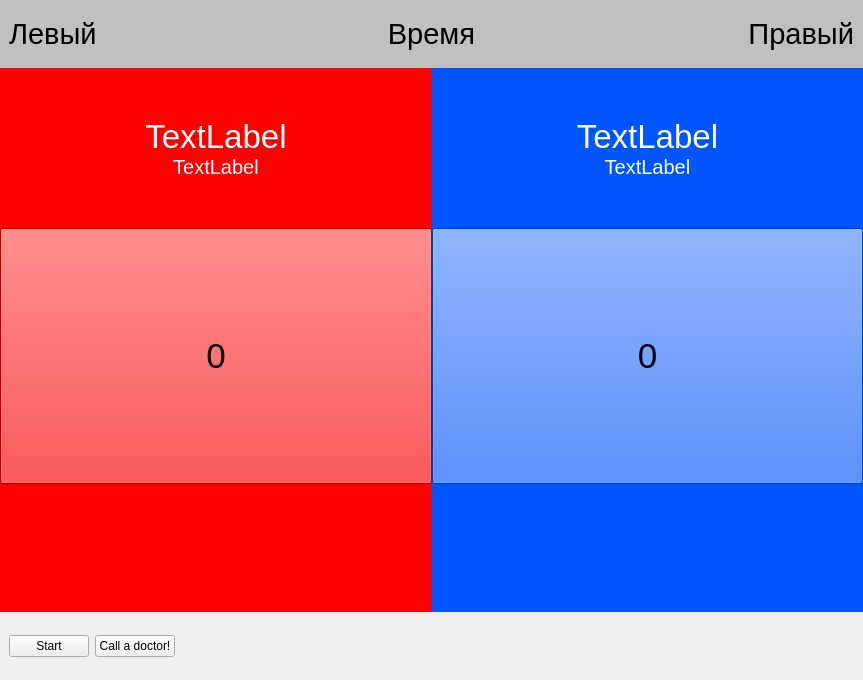
Before: the Qt Designer form PointFighting/fighting_table.ui in BarsukAlexey/xelarogi, drawn with Qt 5.
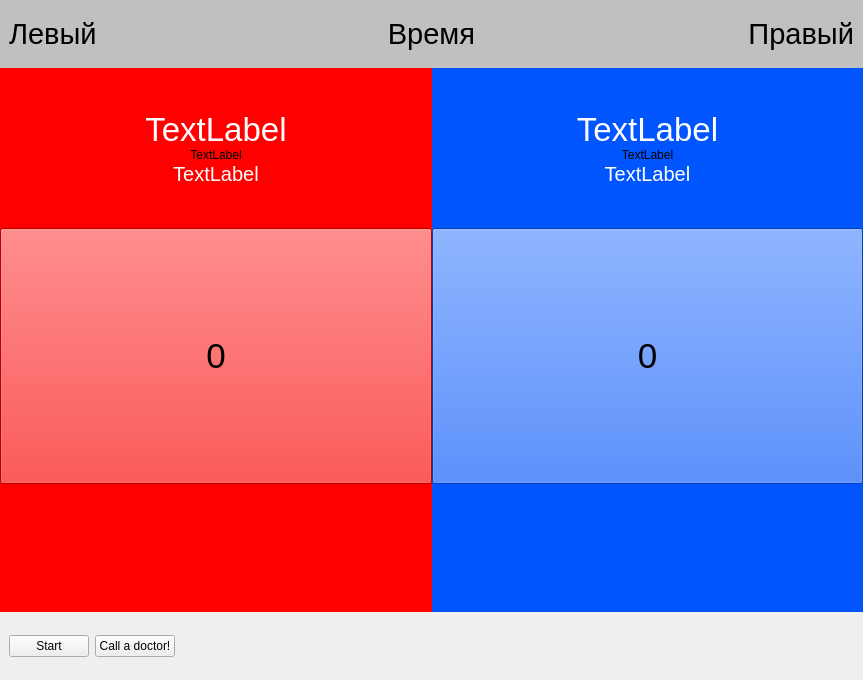
After: the same form once the commit is applied.

Patch:
```diff
--- a/PointFighting/fighting_table.ui
+++ b/PointFighting/fighting_table.ui
@@ -75,7 +75,7 @@
      <property name="styleSheet">
       <string notr="true">background-color: rgb(0, 85, 255);</string>
      </property>
-     <layout class="QGridLayout" name="gridLayout_3" rowstretch="0,0,0,0,0,0">
+     <layout class="QGridLayout" name="gridLayout_3" rowstretch="0,0,0,0,0,0,0">
       <property name="leftMargin">
        <number>0</number>
       </property>
@@ -91,54 +91,7 @@
       <property name="spacing">
        <number>0</number>
       </property>
-      <item row="4" column="0">
-       <widget class="QPushButton" name="pushButtonPointRight">
-        <property name="minimumSize">
-         <size>
-          <width>0</width>
-          <height>256</height>
-         </size>
-        </property>
-        <property name="font">
-         <font>
-          <pointsize>26</pointsize>
-         </font>
-        </property>
-        <property name="text">
-         <string>0</string>
-        </property>
-        <property name="checkable">
-         <bool>false</bool>
-        </property>
-       </widget>
-      </item>
-      <item row="0" column="0">
-       <spacer name="verticalSpacer_2">
-        <property name="orientation">
-         <enum>Qt::Vertical</enum>
-        </property>
-        <property name="sizeHint" stdset="0">
-         <size>
-          <width>20</width>
-          <height>10</height>
-         </size>
-        </property>
-       </spacer>
-      </item>
-      <item row="5" column="0">
-       <spacer name="verticalSpacer">
-        <property name="orientation">
-         <enum>Qt::Vertical</enum>
-        </property>
-        <property name="sizeHint" stdset="0">
-         <size>
-          <width>20</width>
-          <height>128</height>
-         </size>
-        </property>
-       </spacer>
-      </item>
-      <item row="2" column="0">
+      <item row="3" column="0">
        <widget class="QLabel" name="labelRegion_right">
         <property name="font">
          <font>
@@ -156,6 +109,19 @@
         </property>
        </widget>
       </item>
+      <item row="0" column="0">
+       <spacer name="verticalSpacer_2">
+        <property name="orientation">
+         <enum>Qt::Vertical</enum>
+        </property>
+        <property name="sizeHint" stdset="0">
+         <size>
+          <width>20</width>
+          <height>10</height>
+         </size>
+        </property>
+       </spacer>
+      </item>
       <item row="1" column="0">
        <widget class="QLabel" name="labelFIO_right">
         <property name="palette">
@@ -346,7 +312,7 @@
         </property>
        </widget>
       </item>
-      <item row="3" column="0">
+      <item row="4" column="0">
        <spacer name="verticalSpacer_3">
         <property name="orientation">
          <enum>Qt::Vertical</enum>
@@ -359,6 +325,50 @@
         </property>
        </spacer>
       </item>
+      <item row="6" column="0">
+       <spacer name="verticalSpacer">
+        <property name="orientation">
+         <enum>Qt::Vertical</enum>
+        </property>
+        <property name="sizeHint" stdset="0">
+         <size>
+          <width>20</width>
+          <height>128</height>
+         </size>
+        </property>
+       </spacer>
+      </item>
+      <item row="5" column="0">
+       <widget class="QPushButton" name="pushButtonPointRight">
+        <property name="minimumSize">
+         <size>
+          <width>0</width>
+          <height>256</height>
+         </size>
+        </property>
+        <property name="font">
+         <font>
+          <pointsize>26</pointsize>
+         </font>
+        </property>
+        <property name="text">
+         <string>0</string>
+        </property>
+        <property name="checkable">
+         <bool>false</bool>
+        </property>
+       </widget>
+      </item>
+      <item row="2" column="0">
+       <widget class="QLabel" name="labelRightFlag">
+        <property name="text">
+         <string>TextLabel</string>
+        </property>
+        <property name="alignment">
+         <set>Qt::AlignCenter</set>
+        </property>
+       </widget>
+      </item>
      </layout>
     </widget>
    </item>
@@ -418,7 +428,7 @@
      <property name="styleSheet">
       <string notr="true">background-color: rgb(255, 0, 0);</string>
      </property>
-     <layout class="QGridLayout" name="gridLayout_4" rowstretch="0,0,0,0,0,0">
+     <layout class="QGridLayout" name="gridLayout_4" rowstretch="0,0,0,0,0,0,0">
       <property name="leftMargin">
        <number>0</number>
       </property>
@@ -434,7 +444,17 @@
       <property name="spacing">
        <number>0</number>
       </property>
-      <item row="5" column="0">
+      <item row="2" column="0">
+       <widget class="QLabel" name="labelLeftFlag">
+        <property name="text">
+         <string>TextLabel</string>
+        </property>
+        <property name="alignment">
+         <set>Qt::AlignCenter</set>
+        </property>
+       </widget>
+      </item>
+      <item row="6" column="0">
        <spacer name="verticalSpacer_6">
         <property name="orientation">
          <enum>Qt::Vertical</enum>
@@ -450,38 +470,7 @@
         </property>
        </spacer>
       </item>
-      <item row="0" column="0">
-       <spacer name="verticalSpacer_4">
-        <property name="orientation">
-         <enum>Qt::Vertical</enum>
-        </property>
-        <property name="sizeHint" stdset="0">
-         <size>
-          <width>20</width>
-          <height>10</height>
-         </size>
-        </property>
-       </spacer>
-      </item>
-      <item row="2" column="0">
-       <widget class="QLabel" name="labelRegion_left">
-        <property name="font">
-         <font>
-          <pointsize>15</pointsize>
-         </font>
-        </property>
-        <property name="styleSheet">
-         <string notr="true">color: rgb(255, 255, 255);</string>
-        </property>
-        <property name="text">
-         <string>TextLabel</string>
-        </property>
-        <property name="alignment">
-         <set>Qt::AlignCenter</set>
-        </property>
-       </widget>
-      </item>
-      <item row="4" column="0">
+      <item row="5" column="0">
        <widget class="QPushButton" name="pushButtonPointLeft">
         <property name="minimumSize">
          <size>
@@ -508,197 +497,20 @@
         </property>
        </widget>
       </item>
-      <item row="1" column="0">
-       <widget class="QLabel" name="labelFIO_left">
-        <property name="palette">
-         <palette>
-          <active>
-           <colorrole role="WindowText">
-            <brush brushstyle="SolidPattern">
-             <color alpha="255">
-              <red>255</red>
-              <green>255</green>
-              <blue>255</blue>
-             </color>
-            </brush>
-           </colorrole>
-           <colorrole role="Button">
-            <brush brushstyle="SolidPattern">
-             <color alpha="255">
-              <red>255</red>
-              <green>0</green>
-              <blue>0</blue>
-             </color>
-            </brush>
-           </colorrole>
-           <colorrole role="Text">
-            <brush brushstyle="SolidPattern">
-             <color alpha="255">
-              <red>255</red>
-              <green>255</green>
-              <blue>255</blue>
-             </color>
-            </brush>
-           </colorrole>
-           <colorrole role="ButtonText">
-            <brush brushstyle="SolidPattern">
-             <color alpha="255">
-              <red>255</red>
-              <green>255</green>
-              <blue>255</blue>
-             </color>
-            </brush>
-           </colorrole>
-           <colorrole role="Base">
-            <brush brushstyle="SolidPattern">
-             <color alpha="255">
-              <red>255</red>
-              <green>0</green>
-              <blue>0</blue>
-             </color>
-            </brush>
-           </colorrole>
-           <colorrole role="Window">
-            <brush brushstyle="SolidPattern">
-             <color alpha="255">
-              <red>255</red>
-              <green>0</green>
-              <blue>0</blue>
-             </color>
-            </brush>
-           </colorrole>
-          </active>
-          <inactive>
-           <colorrole role="WindowText">
-            <brush brushstyle="SolidPattern">
-             <color alpha="255">
-              <red>255</red>
-              <green>255</green>
-              <blue>255</blue>
-             </color>
-            </brush>
-           </colorrole>
-           <colorrole role="Button">
-            <brush brushstyle="SolidPattern">
-             <color alpha="255">
-              <red>255</red>
-              <green>0</green>
-              <blue>0</blue>
-             </color>
-            </brush>
-           </colorrole>
-           <colorrole role="Text">
-            <brush brushstyle="SolidPattern">
-             <color alpha="255">
-              <red>255</red>
-              <green>255</green>
-              <blue>255</blue>
-             </color>
-            </brush>
-           </colorrole>
-           <colorrole role="ButtonText">
-            <brush brushstyle="SolidPattern">
-             <color alpha="255">
-              <red>255</red>
-              <green>255</green>
-              <blue>255</blue>
-             </color>
-            </brush>
-           </colorrole>
-           <colorrole role="Base">
-            <brush brushstyle="SolidPattern">
-             <color alpha="255">
-              <red>255</red>
-              <green>0</green>
-              <blue>0</blue>
-             </color>
-            </brush>
-           </colorrole>
-           <colorrole role="Window">
-            <brush brushstyle="SolidPattern">
-             <color alpha="255">
-              <red>255</red>
-              <green>0</green>
-              <blue>0</blue>
-             </color>
-            </brush>
-           </colorrole>
-          </inactive>
-          <disabled>
-           <colorrole role="WindowText">
-            <brush brushstyle="SolidPattern">
-             <color alpha="255">
-              <red>255</red>
-              <green>255</green>
-              <blue>255</blue>
-             </color>
-            </brush>
-           </colorrole>
-           <colorrole role="Button">
-            <brush brushstyle="SolidPattern">
-             <color alpha="255">
-              <red>255</red>
-              <green>0</green>
-              <blue>0</blue>
-             </color>
-            </brush>
-           </colorrole>
-           <colorrole role="Text">
-            <brush brushstyle="SolidPattern">
-             <color alpha="255">
-              <red>255</red>
-              <green>255</green>
-              <blue>255</blue>
-             </color>
-            </brush>
-           </colorrole>
-           <colorrole role="ButtonText">
-            <brush brushstyle="SolidPattern">
-             <color alpha="255">
-              <red>255</red>
-              <green>255</green>
-              <blue>255</blue>
-             </color>
-            </brush>
-           </colorrole>
-           <colorrole role="Base">
-            <brush brushstyle="SolidPattern">
-             <color alpha="255">
-              <red>255</red>
-              <green>0</green>
-              <blue>0</blue>
-             </color>
-            </brush>
-           </colorrole>
-           <colorrole role="Window">
-            <brush brushstyle="SolidPattern">
-             <color alpha="255">
-              <red>255</red>
-              <green>0</green>
-              <blue>0</blue>
-             </color>
-            </brush>
-           </colorrole>
-          </disabled>
-         </palette>
+      <item row="0" column="0">
+       <spacer name="verticalSpacer_4">
+        <property name="orientation">
+         <enum>Qt::Vertical</enum>
         </property>
-        <property name="font">
-         <font>
-          <pointsize>25</pointsize>
-         </font>
+        <property name="sizeHint" stdset="0">
+         <size>
+          <width>20</width>
+          <height>10</height>
+         </size>
         </property>
-        <property name="styleSheet">
-         <string notr="true">color: rgb(255, 255, 255);</string>
-        </property>
-        <property name="text">
-         <string>TextLabel</string>
-        </property>
-        <property name="alignment">
-         <set>Qt::AlignCenter</set>
-        </property>
-       </widget>
+       </spacer>
       </item>
-      <item row="3" column="0">
+      <item row="4" column="0">
        <spacer name="verticalSpacer_5">
         <property name="orientation">
          <enum>Qt::Vertical</enum>
@@ -711,6 +523,214 @@
         </property>
        </spacer>
       </item>
+      <item row="1" column="0">
+       <widget class="QLabel" name="labelFIO_left">
+        <property name="palette">
+         <palette>
+          <active>
+           <colorrole role="WindowText">
+            <brush brushstyle="SolidPattern">
+             <color alpha="255">
+              <red>255</red>
+              <green>255</green>
+              <blue>255</blue>
+             </color>
+            </brush>
+           </colorrole>
+           <colorrole role="Button">
+            <brush brushstyle="SolidPattern">
+             <color alpha="255">
+              <red>255</red>
+              <green>0</green>
+              <blue>0</blue>
+             </color>
+            </brush>
+           </colorrole>
+           <colorrole role="Text">
+            <brush brushstyle="SolidPattern">
+             <color alpha="255">
+              <red>255</red>
+              <green>255</green>
+              <blue>255</blue>
+             </color>
+            </brush>
+           </colorrole>
+           <colorrole role="ButtonText">
+            <brush brushstyle="SolidPattern">
+             <color alpha="255">
+              <red>255</red>
+              <green>255</green>
+              <blue>255</blue>
+             </color>
+            </brush>
+           </colorrole>
+           <colorrole role="Base">
+            <brush brushstyle="SolidPattern">
+             <color alpha="255">
+              <red>255</red>
+              <green>0</green>
+              <blue>0</blue>
+             </color>
+            </brush>
+           </colorrole>
+           <colorrole role="Window">
+            <brush brushstyle="SolidPattern">
+             <color alpha="255">
+              <red>255</red>
+              <green>0</green>
+              <blue>0</blue>
+             </color>
+            </brush>
+           </colorrole>
+          </active>
+          <inactive>
+           <colorrole role="WindowText">
+            <brush brushstyle="SolidPattern">
+             <color alpha="255">
+              <red>255</red>
+              <green>255</green>
+              <blue>255</blue>
+             </color>
+            </brush>
+           </colorrole>
+           <colorrole role="Button">
+            <brush brushstyle="SolidPattern">
+             <color alpha="255">
+              <red>255</red>
+              <green>0</green>
+              <blue>0</blue>
+             </color>
+            </brush>
+           </colorrole>
+           <colorrole role="Text">
+            <brush brushstyle="SolidPattern">
+             <color alpha="255">
+              <red>255</red>
+              <green>255</green>
+              <blue>255</blue>
+             </color>
+            </brush>
+           </colorrole>
+           <colorrole role="ButtonText">
+            <brush brushstyle="SolidPattern">
+             <color alpha="255">
+              <red>255</red>
+              <green>255</green>
+              <blue>255</blue>
+             </color>
+            </brush>
+           </colorrole>
+           <colorrole role="Base">
+            <brush brushstyle="SolidPattern">
+             <color alpha="255">
+              <red>255</red>
+              <green>0</green>
+              <blue>0</blue>
+             </color>
+            </brush>
+           </colorrole>
+           <colorrole role="Window">
+            <brush brushstyle="SolidPattern">
+             <color alpha="255">
+              <red>255</red>
+              <green>0</green>
+              <blue>0</blue>
+             </color>
+            </brush>
+           </colorrole>
+          </inactive>
+          <disabled>
+           <colorrole role="WindowText">
+            <brush brushstyle="SolidPattern">
+             <color alpha="255">
+              <red>255</red>
+              <green>255</green>
+              <blue>255</blue>
+             </color>
+            </brush>
+           </colorrole>
+           <colorrole role="Button">
+            <brush brushstyle="SolidPattern">
+             <color alpha="255">
+              <red>255</red>
+              <green>0</green>
+              <blue>0</blue>
+             </color>
+            </brush>
+           </colorrole>
+           <colorrole role="Text">
+            <brush brushstyle="SolidPattern">
+             <color alpha="255">
+              <red>255</red>
+              <green>255</green>
+              <blue>255</blue>
+             </color>
+            </brush>
+           </colorrole>
+           <colorrole role="ButtonText">
+            <brush brushstyle="SolidPattern">
+             <color alpha="255">
+              <red>255</red>
+              <green>255</green>
+              <blue>255</blue>
+             </color>
+            </brush>
+           </colorrole>
+           <colorrole role="Base">
+            <brush brushstyle="SolidPattern">
+             <color alpha="255">
+              <red>255</red>
+              <green>0</green>
+              <blue>0</blue>
+             </color>
+            </brush>
+           </colorrole>
+           <colorrole role="Window">
+            <brush brushstyle="SolidPattern">
+             <color alpha="255">
+              <red>255</red>
+              <green>0</green>
+              <blue>0</blue>
+             </color>
+            </brush>
+           </colorrole>
+          </disabled>
+         </palette>
+        </property>
+        <property name="font">
+         <font>
+          <pointsize>25</pointsize>
+         </font>
+        </property>
+        <property name="styleSheet">
+         <string notr="true">color: rgb(255, 255, 255);</string>
+        </property>
+        <property name="text">
+         <string>TextLabel</string>
+        </property>
+        <property name="alignment">
+         <set>Qt::AlignCenter</set>
+        </property>
+       </widget>
+      </item>
+      <item row="3" column="0">
+       <widget class="QLabel" name="labelRegion_left">
+        <property name="font">
+         <font>
+          <pointsize>15</pointsize>
+         </font>
+        </property>
+        <property name="styleSheet">
+         <string notr="true">color: rgb(255, 255, 255);</string>
+        </property>
+        <property name="text">
+         <string>TextLabel</string>
+        </property>
+        <property name="alignment">
+         <set>Qt::AlignCenter</set>
+        </property>
+       </widget>
+      </item>
      </layout>
     </widget>
    </item>
```
